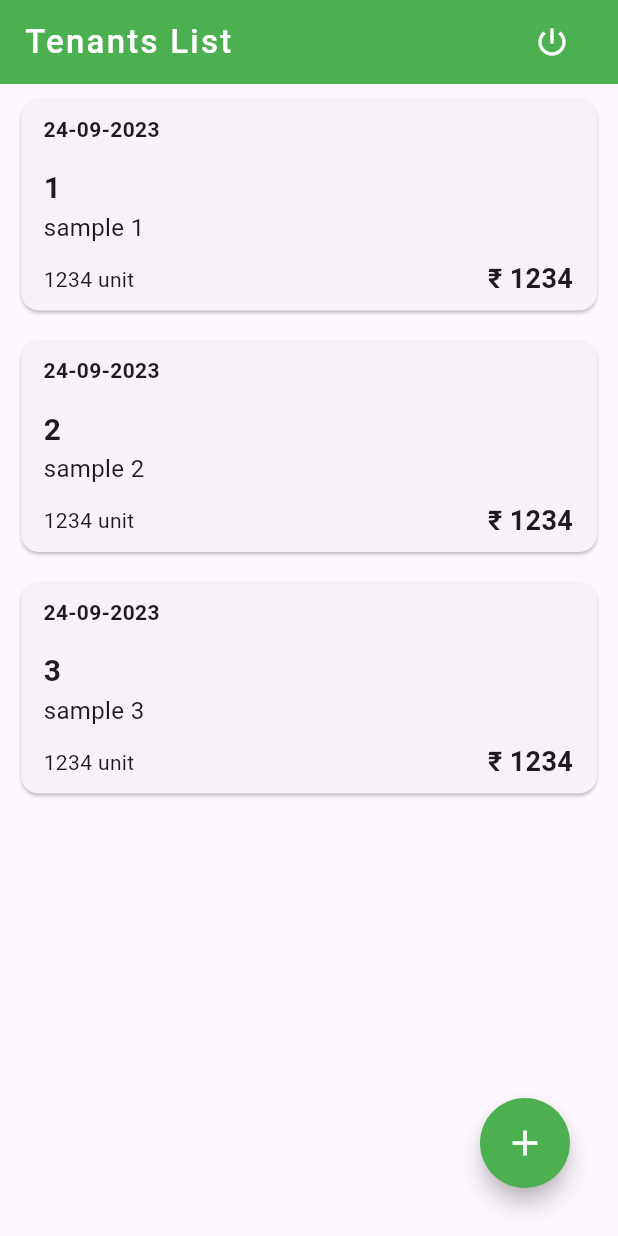
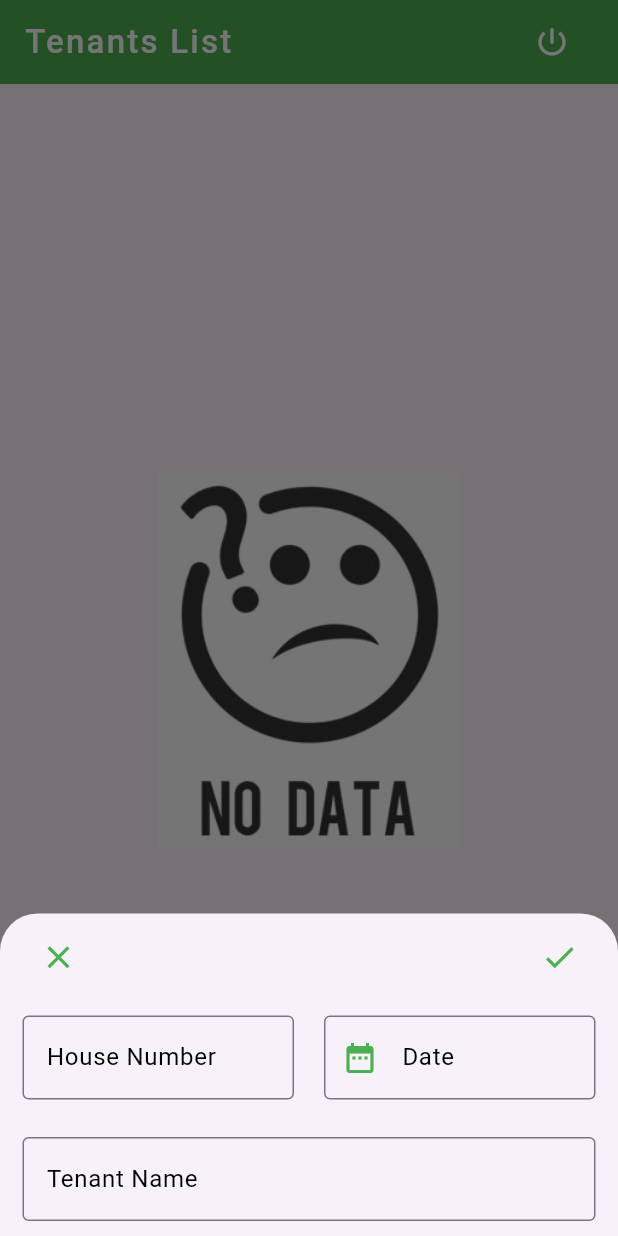
Before and after one commit to Jirn136/FlutterSample, a Flutter app: the ListScreen screen opened by its route, after a tap on the "add" icon, on a phone screen of 412 x 824 dp. Run offline on Flutter 3.47's test engine with Material 3 defaults, Android fonts, the phone set to English and light mode, and no system bars; our stand-ins replace drift, email_validator, fluttertoast, shared_preferences; accounts and stored records are empty; generated files the repository leaves out were written again.

Commit message:
Proper functionality achieved on CRUD operations on adding tenant

```diff
--- /dev/null
+++ b/lib/database/database_provider.dart
@@ -0,0 +1,8 @@
+import 'package:flutter/foundation.dart';
+import 'package:flutter_sample/database/database.dart';
+
+class DatabaseProvider extends ChangeNotifier {
+  final AppDatabase _database = AppDatabase();
+
+  AppDatabase get database => _database;
+}
--- a/lib/main.dart
+++ b/lib/main.dart
@@ -1,4 +1,6 @@
 import 'package:flutter/material.dart';
+import 'package:flutter_sample/database/database_provider.dart';
+import 'package:flutter_sample/screens/bottom_sheet_add_tenant.dart';
 import 'package:flutter_sample/screens/list_screen.dart';
 import 'package:flutter_sample/screens/login.dart';
 import 'package:flutter_sample/screens/register.dart';
@@ -6,19 +8,24 @@ import 'package:flutter_sample/screens/tenant_data.dart';
 import 'package:flutter_sample/screens/tenant_detail.dart';
 import 'package:flutter_sample/screens/wrapper.dart';
 import 'package:flutter_sample/utils/shared_preferences.dart';
+import 'package:provider/provider.dart';
 
 void main() async {
   WidgetsFlutterBinding.ensureInitialized();
   await PreferenceUtils().init();
-  runApp(MaterialApp(
+  runApp(ChangeNotifierProvider(
+    create: (_) => DatabaseProvider(),
+    child: MaterialApp(
       home: const Wrapper(),
       routes: {
         "/wrapper": (_) => const Wrapper(),
         "/register": (_) => const Register(),
         "/login": (_) => const Login(),
         "/list_screen": (_) => const ListScreen(),
-      "/tenant_detail": (_) => const TenantDetail(),
-      "/tenant_data":(_) => const TenantData()
+        "/tenant_data": (_) => const TenantData(),
+        "/tenant_detail": (_) => TenantDetailList(),
+        "/bottom_sheet_add_tenant": (_) => const BottomSheetAddTenant()
       },
+    ),
   ));
 }
--- /dev/null
+++ b/lib/models/tenant_info.dart
@@ -0,0 +1,8 @@
+class TenantInfoDetails {
+  int houseNumber;
+  int timeStamp;
+  String tenantName;
+
+  TenantInfoDetails(
+      {this.houseNumber = 0, this.timeStamp = 0, this.tenantName = ''});
+}
--- a/lib/screens/add_tenant.dart
+++ /dev/null
@@ -1 +0,0 @@
-import 'package:flutter/material.dart';
--- /dev/null
+++ b/lib/screens/bottom_sheet_add_tenant.dart
@@ -0,0 +1,198 @@
+import 'package:flutter/material.dart';
+import 'package:flutter_sample/database/database.dart';
+import 'package:flutter_sample/database/database_provider.dart';
+import 'package:flutter_sample/models/tenant_info.dart';
+import 'package:flutter_sample/utils/custom_items.dart';
+import 'package:intl/intl.dart';
+import 'package:provider/provider.dart';
+
+class BottomSheetAddTenant extends StatefulWidget {
+  const BottomSheetAddTenant({super.key});
+
+  @override
+  State<BottomSheetAddTenant> createState() => _BottomSheetAddTenantState();
+}
+
+class _BottomSheetAddTenantState extends State<BottomSheetAddTenant> {
+  final GlobalKey<FormState> _formKey = GlobalKey();
+  final TextEditingController _dateController = TextEditingController();
+  int _dateTimeStamp = 0;
+  final TextEditingController _tenantNameController = TextEditingController();
+  String _tenantName = '';
+  final TextEditingController _houseNumberController = TextEditingController();
+  int _houseNumber = 0;
+
+  late AppDatabase database;
+
+  @override
+  Widget build(BuildContext context) {
+    final databaseProvider = Provider.of<DatabaseProvider>(context);
+    database = databaseProvider.database;
+    return SizedBox(
+      child: Padding(
+        padding:
+            EdgeInsets.only(bottom: MediaQuery.of(context).viewInsets.bottom),
+        child: Form(
+          key: _formKey,
+          child: SingleChildScrollView(
+            child: Column(
+              mainAxisAlignment: MainAxisAlignment.spaceEvenly,
+              children: [
+                Padding(
+                  padding: const EdgeInsets.fromLTRB(15, 5, 15, 0),
+                  child: Row(
+                    children: [
+                      Align(
+                        alignment: Alignment.centerLeft,
+                        child: IconButton(
+                            onPressed: () {
+                              closeBottomSheet();
+                            },
+                            icon: const Icon(
+                              Icons.close,
+                              color: Colors.green,
+                              size: 25,
+                            )),
+                      ),
+                      const Spacer(),
+                      Align(
+                        alignment: Alignment.centerRight,
+                        child: IconButton(
+                          onPressed: () {
+                            if (saveFormState(_formKey)) {
+                              _validateAndEnterDB();
+                            }
+                          },
+                          icon: const Icon(
+                            Icons.done,
+                            color: Colors.green,
+                            size: 25,
+                          ),
+                        ),
+                      ),
+                    ],
+                  ),
+                ),
+                Padding(
+                  padding: const EdgeInsets.all(15),
+                  child: IntrinsicHeight(
+                    child: Row(
+                      crossAxisAlignment: CrossAxisAlignment.start,
+                      children: [
+                        Flexible(
+                          flex: 1,
+                          child: TextFormField(
+                            decoration: customInputDecoration('House Number'),
+                            textInputAction: TextInputAction.next,
+                            maxLength: 1,
+                            keyboardType: TextInputType.number,
+                            controller: _houseNumberController,
+                            onChanged: (_) {
+                              saveFormState(_formKey);
+                            },
+                            validator: (value) {
+                              if (value != null && value.isNotEmpty) {
+                                return null;
+                              }
+                              return 'House number needed';
+                            },
+                            onSaved: (value) {
+                              _houseNumber = int.parse(value!);
+                            },
+                          ),
+                        ),
+                        const SizedBox(
+                          width: 20,
+                        ),
+                        Flexible(
+                          flex: 1,
+                          child: TextFormField(
+                            readOnly: true,
+                            cursorWidth: 0,
+                            cursorHeight: 0,
+                            controller: _dateController,
+                            onTap: () {
+                              _openDatePicker(context);
+                            },
+                            decoration: const InputDecoration(
+                                focusedBorder: OutlineInputBorder(
+                                    borderSide:
+                                        BorderSide(color: Colors.green)),
+                                border: OutlineInputBorder(
+                                    borderSide:
+                                        BorderSide(color: Colors.green)),
+                                counterText: "",
+                                labelStyle: TextStyle(color: Colors.black),
+                                labelText: 'Date',
+                                prefixIcon: Icon(
+                                  Icons.date_range,
+                                  color: Colors.green,
+                                )),
+                            textInputAction: TextInputAction.next,
+                            validator: (value) {
+                              if (value != null && value.isNotEmpty) {
+                                return null;
+                              }
+                              return 'Valid date needed';
+                            },
+                            /*onSaved: (value) {
+                              _date = value!;
+                            },*/
+                          ),
+                        )
+                      ],
+                    ),
+                  ),
+                ),
+                Padding(
+                  padding: const EdgeInsets.fromLTRB(15, 10, 15, 10),
+                  child: TextFormField(
+                    decoration: customInputDecoration('Tenant Name'),
+                    textInputAction: TextInputAction.done,
+                    onChanged: (_) {
+                      saveFormState(_formKey);
+                    },
+                    validator: (value) {
+                      if (value != null && value.isNotEmpty) {
+                        return null;
+                      }
+                      return 'Name needed';
+                    },
+                    onSaved: (value) {
+                      _tenantName = value!;
+                    },
+                    controller: _tenantNameController,
+                  ),
+                )
+              ],
+            ),
+          ),
+        ),
+      ),
+    );
+  }
+
+  Future<void> _openDatePicker(BuildContext context) async {
+    final picked = await showDatePicker(
+        context: context, firstDate: DateTime(2000), lastDate: DateTime.now());
+    if (picked != null) {
+      _dateTimeStamp = picked.millisecondsSinceEpoch;
+      setState(() {
+        _dateController.text = DateFormat('dd-MM-yyyy').format(picked);
+      });
+    }
+  }
+
+  Future<void> _validateAndEnterDB() async {
+    await database.addTenantInfo(TenantInfoDetails(
+        tenantName: _tenantName,
+        houseNumber: _houseNumber,
+        timeStamp: _dateTimeStamp));
+    customToast('Tenant Added');
+    closeBottomSheet();
+  }
+
+  void closeBottomSheet() {
+    Navigator.of(context).pop();
+  }
+}
--- a/lib/screens/list_screen.dart
+++ b/lib/screens/list_screen.dart
@@ -1,10 +1,12 @@
 import 'package:flutter/material.dart';
-import 'package:flutter_sample/models/house_people.dart';
-import 'package:flutter_sample/screens/tenant_detail.dart';
+import 'package:flutter_sample/database/database.dart';
+import 'package:flutter_sample/database/database_provider.dart';
+import 'package:flutter_sample/screens/bottom_sheet_add_tenant.dart';
 import 'package:flutter_sample/utils/common_widgets.dart';
 import 'package:flutter_sample/utils/constants.dart';
 import 'package:flutter_sample/utils/custom_items.dart';
 import 'package:flutter_sample/utils/shared_preferences.dart';
+import 'package:provider/provider.dart';
 
 class ListScreen extends StatefulWidget {
   const ListScreen({super.key});
@@ -14,38 +16,12 @@ class ListScreen extends StatefulWidget {
 }
 
 class _ListScreenState extends State<ListScreen> {
-  var housePeopleList = List.of([
-    HousePeople(
-        amount: 2000,
-        containsBalance: false,
-        houseNumber: 1,
-        peopleName: "sample 1",
-        powerUsage: 1234,
-        timeStamp: DateTime.now().millisecondsSinceEpoch,
-        total: 1234,
-        water: 200),
-    HousePeople(
-        amount: 2000,
-        containsBalance: false,
-        houseNumber: 2,
-        peopleName: "sample 2",
-        powerUsage: 1234,
-        timeStamp: DateTime.now().millisecondsSinceEpoch,
-        total: 1234,
-        water: 200),
-    HousePeople(
-        amount: 2000,
-        containsBalance: false,
-        houseNumber: 3,
-        peopleName: "sample 3",
-        powerUsage: 1234,
-        timeStamp: DateTime.now().millisecondsSinceEpoch,
-        total: 1234,
-        water: 200)
-  ]);
+  late AppDatabase database;
 
   @override
   Widget build(BuildContext context) {
+    database = Provider.of<DatabaseProvider>(context).database;
+    final tenantStream = database.getAllTenants();
     return Scaffold(
       appBar: AppBar(
         leading: null,
@@ -70,22 +46,55 @@ class _ListScreenState extends State<ListScreen> {
           )
         ],
       ),
-      body: housePeopleList.isNotEmpty ? listItems() : emptyView(),
-      floatingActionButton: fabButton(context),
+      body: StreamBuilder(
+        stream: tenantStream,
+        builder: (context, snapShot) {
+          if (snapShot.connectionState == ConnectionState.waiting) {
+            return const Center(
+              child: CircularProgressIndicator(
+                color: Colors.green,
+              ),
+            );
+          } else if (!snapShot.hasData || snapShot.data?.isEmpty == true) {
+            return emptyView();
+          } else if (snapShot.hasError) {
+            return const Center(child: Text('Unable to fetch data'));
+          } else {
+            return listItems(snapShot.data);
+          }
+        },
+      ),
+      floatingActionButton: fabButton(context, () {
+        showModalBottomSheet<void>(
+            isScrollControlled: true,
+            isDismissible: true,
+            context: context,
+            shape: const RoundedRectangleBorder(
+                borderRadius: BorderRadius.vertical(top: Radius.circular(25))),
+            builder: (BuildContext context) {
+              return const BottomSheetAddTenant();
+            });
+      }),
     );
   }
 
-  Widget listItems() {
+  Widget listItems(List<Tenants>? tenantList) {
     return ListView.builder(
+        itemCount: tenantList?.length,
         itemBuilder: (context, position) {
-        var people = housePeopleList[position];
-        return GestureDetector(
+          var people = tenantList![position];
+          return Dismissible(
+            key: UniqueKey(),
+            onDismissed: (direction) {
+              database.deleteTenant(people.houseNumber);
+            },
+            child: GestureDetector(
               onTap: () {
-            Navigator.of(context).push(
-                MaterialPageRoute(builder: (context) => const TenantDetail()));
+                Navigator.of(context).pushNamed('/tenant_detail');
               },
               child: Padding(
-            padding: const EdgeInsets.symmetric(horizontal: 10, vertical: 6),
+                padding:
+                    const EdgeInsets.symmetric(horizontal: 10, vertical: 6),
                 child: Card(
                   child: Column(
                     crossAxisAlignment: CrossAxisAlignment.start,
@@ -93,7 +102,7 @@ class _ListScreenState extends State<ListScreen> {
                       Padding(
                         padding: const EdgeInsets.only(left: 15, top: 10),
                         child: Text(
-                      formatEpochTime(people.timeStamp),
+                          formatEpochTime(people.date),
                           textAlign: TextAlign.right,
                           style: const TextStyle(fontWeight: FontWeight.bold),
                         ),
@@ -111,25 +120,26 @@ class _ListScreenState extends State<ListScreen> {
                       Padding(
                         padding: const EdgeInsets.only(left: 15.0),
                         child: Text(
-                      people.peopleName,
+                          people.tenantName,
                           style: const TextStyle(fontSize: 16),
                         ),
                       ),
-                  Padding(
-                    padding: const EdgeInsets.only(top: 10, bottom: 8),
+                      const Padding(
+                        padding: EdgeInsets.only(top: 10, bottom: 8),
                         child: Row(
                           children: [
                             Padding(
-                          padding: const EdgeInsets.only(left: 15),
-                          child: Text('${people.powerUsage} unit'),
+                              padding: EdgeInsets.only(left: 15),
+                              child: Text('0 unit'),
                             ),
-                        const Spacer(),
+                            Spacer(),
                             Padding(
-                            padding: const EdgeInsets.only(right: 16),
+                                padding: EdgeInsets.only(right: 16),
                                 child: Text(
-                              '\u20B9 ${people.total}',
-                              style: const TextStyle(
-                                  fontSize: 18, fontWeight: FontWeight.w700),
+                                  '\u20B9 0',
+                                  style: TextStyle(
+                                      fontSize: 18,
+                                      fontWeight: FontWeight.w700),
                                 ))
                           ],
                         ),
@@ -138,10 +148,9 @@ class _ListScreenState extends State<ListScreen> {
                   ),
                 ),
               ),
+            ),
           );
-      },
-      itemCount: housePeopleList.length,
-    );
+        });
   }
 
   Widget customDialogText(String content) {
--- a/lib/screens/register.dart
+++ b/lib/screens/register.dart
@@ -246,6 +246,7 @@ class _RegisterState extends State<Register> {
                               prefs.save(Constants.age, _age);
                               prefs.save(Constants.password, _password);
                               prefs.save(Constants.location, _location);
+                              prefs.save(Constants.isChecked, true);
 
                               Navigator.of(context)
                                   .pushReplacementNamed("/list_screen");
--- a/lib/screens/wrapper.dart
+++ b/lib/screens/wrapper.dart
@@ -16,8 +16,8 @@ class Wrapper extends StatelessWidget {
     bool isChecked = pref.getBoolean(Constants.isChecked);
     return Provider(
         create: (context) => AppDatabase(),
-        child: const TenantData()
-        // isChecked ? const ListScreen() : const Login()
+        child:
+        isChecked ? const ListScreen() : const Login()
     );
   }
 }
--- a/lib/utils/common_widgets.dart
+++ b/lib/utils/common_widgets.dart
@@ -1,5 +1,4 @@
 import 'package:flutter/material.dart';
-import 'package:flutter_sample/screens/list_screen.dart';
 
 Widget emptyView() {
   return SafeArea(
@@ -18,7 +17,7 @@ Widget emptyView() {
   );
 }
 
-Widget fabButton(BuildContext context) {
+Widget fabButton(BuildContext context, VoidCallback callback) {
   return Padding(
     padding: const EdgeInsets.all(16.0),
     child: SizedBox(
@@ -28,8 +27,7 @@ Widget fabButton(BuildContext context) {
         backgroundColor: Colors.green,
         shape: const CircleBorder(),
         onPressed: () {
-          if (context is ListScreen) {}
-        },
+          callback();},
         child: const Icon(Icons.add, size: 28, color: Colors.white),
       ),
     ),
```
Also changed, not shown: lib/database/database.dart (+43 -3 lines), lib/screens/tenant_detail.dart (+48 -47 lines), lib/database/database.g.dart. Lines whose indentation alone changed are shown as unchanged.
